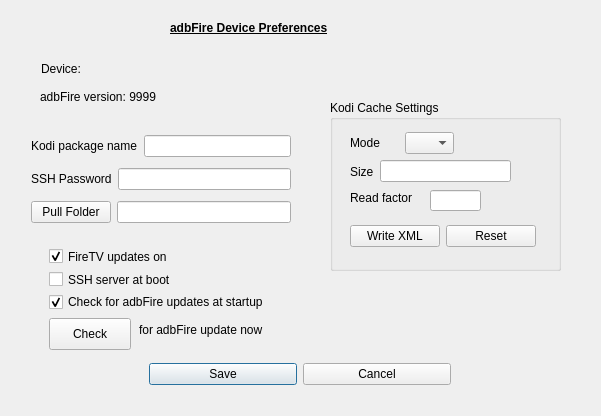
This is preferencesdialog.ui in kbrack1/adbFire as Qt 5 draws it before an edit. The edited form follows.
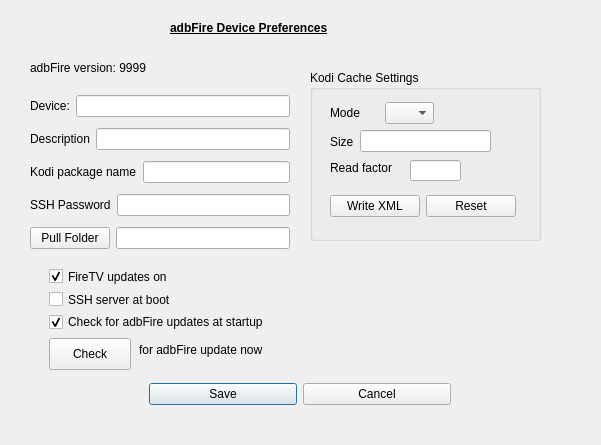
This is the edited form.

What changed in the file:
```diff
--- a/preferencesdialog.ui
+++ b/preferencesdialog.ui
@@ -7,7 +7,7 @@
     <x>0</x>
     <y>0</y>
     <width>601</width>
-    <height>416</height>
+    <height>445</height>
    </rect>
   </property>
   <property name="windowTitle">
@@ -33,7 +33,7 @@
    <property name="geometry">
     <rect>
      <x>149</x>
-     <y>358</y>
+     <y>378</y>
      <width>302</width>
      <height>32</height>
     </rect>
@@ -58,8 +58,8 @@
   <widget class="QGroupBox" name="groupBox">
    <property name="geometry">
     <rect>
-     <x>330</x>
-     <y>100</y>
+     <x>310</x>
+     <y>70</y>
      <width>231</width>
      <height>171</height>
     </rect>
@@ -218,24 +218,11 @@
     </layout>
    </widget>
   </widget>
-  <widget class="QLabel" name="daddr">
-   <property name="geometry">
-    <rect>
-     <x>41</x>
-     <y>61</y>
-     <width>181</width>
-     <height>16</height>
-    </rect>
-   </property>
-   <property name="text">
-    <string>Device:</string>
-   </property>
-  </widget>
   <widget class="QLabel" name="versionLabel">
    <property name="geometry">
     <rect>
-     <x>40</x>
-     <y>89</y>
+     <x>30</x>
+     <y>60</y>
      <width>133</width>
      <height>16</height>
     </rect>
@@ -248,7 +235,7 @@
    <property name="geometry">
     <rect>
      <x>139</x>
-     <y>322</y>
+     <y>342</y>
      <width>144</width>
      <height>16</height>
     </rect>
@@ -261,7 +248,7 @@
    <property name="geometry">
     <rect>
      <x>49</x>
-     <y>318</y>
+     <y>338</y>
      <width>82</width>
      <height>32</height>
     </rect>
@@ -274,7 +261,7 @@
    <property name="geometry">
     <rect>
      <x>49</x>
-     <y>248</y>
+     <y>268</y>
      <width>252</width>
      <height>62</height>
     </rect>
@@ -321,19 +308,47 @@
     </item>
    </layout>
   </widget>
-  <widget class="QWidget" name="">
+  <widget class="QWidget" name="layoutWidget">
    <property name="geometry">
     <rect>
-     <x>31</x>
-     <y>130</y>
+     <x>30</x>
+     <y>90</y>
      <width>260</width>
-     <height>101</height>
+     <height>167</height>
     </rect>
    </property>
    <layout class="QVBoxLayout" name="verticalLayout">
     <item>
      <layout class="QHBoxLayout" name="horizontalLayout_2">
       <item>
+       <widget class="QLabel" name="devlab">
+        <property name="text">
+         <string>Device:</string>
+        </property>
+       </widget>
+      </item>
+      <item>
+       <widget class="QLineEdit" name="daddr"/>
+      </item>
+     </layout>
+    </item>
+    <item>
+     <layout class="QHBoxLayout" name="horizontalLayout_3">
+      <item>
+       <widget class="QLabel" name="devlab_2">
+        <property name="text">
+         <string>Description</string>
+        </property>
+       </widget>
+      </item>
+      <item>
+       <widget class="QLineEdit" name="description"/>
+      </item>
+     </layout>
+    </item>
+    <item>
+     <layout class="QHBoxLayout" name="horizontalLayout_4">
+      <item>
        <widget class="QLabel" name="label">
         <property name="text">
          <string>Kodi package name</string>
@@ -350,7 +365,7 @@
      </layout>
     </item>
     <item>
-     <layout class="QHBoxLayout" name="horizontalLayout_3">
+     <layout class="QHBoxLayout" name="horizontalLayout_8">
       <item>
        <widget class="QLabel" name="label_4">
         <property name="text">
@@ -368,7 +383,7 @@
      </layout>
     </item>
     <item>
-     <layout class="QHBoxLayout" name="horizontalLayout_4">
+     <layout class="QHBoxLayout" name="horizontalLayout_9">
       <item>
        <widget class="QPushButton" name="pfolderButton">
         <property name="toolTip">
```
Left out of the diff: 23 changed lines with no effect on the pictures.
